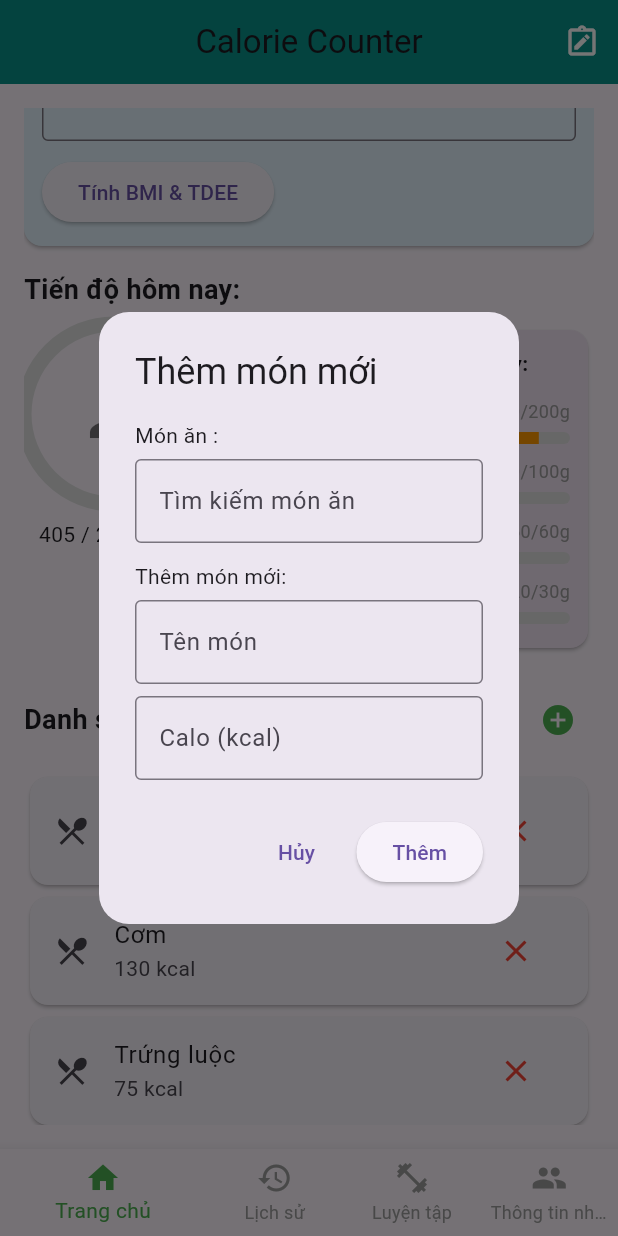
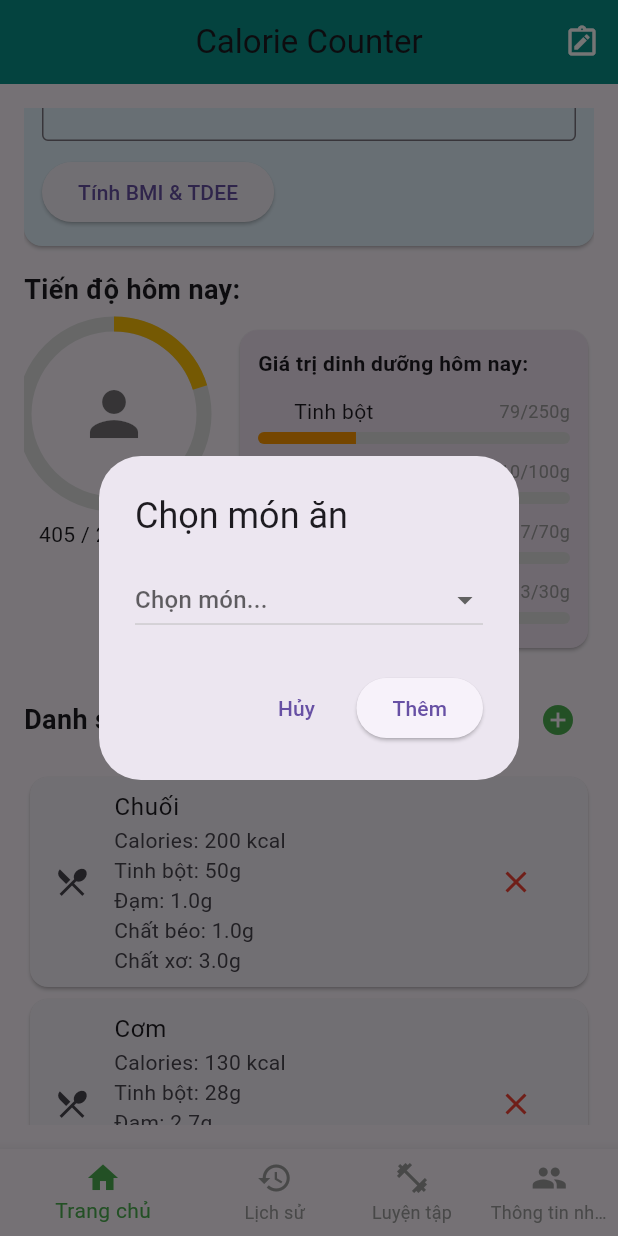
Before and after one commit to phuonglinh000/2025_LTTBDD_N04_Nhom_25, a Flutter app: the screen it shows after launch, scrolled down 576 dp, after a tap on the "add circle" icon, on a phone screen of 412 x 824 dp. Run offline on Flutter 3.47's test engine with Material 3 defaults, Android fonts, the phone set to English and light mode, and no system bars; our stand-ins replace fl_chart.

Commit message:
sửa thanh dinh dưỡng

```diff
--- a/calories/lib/man_hinh_chinh.dart
+++ b/calories/lib/man_hinh_chinh.dart
@@ -24,7 +24,11 @@
   late ScrollController
   _scrollController;
 
-final int totalDays = DateTime(DateTime.now().year, DateTime.now().month + 1, 0).day;
+  final int totalDays = DateTime(
+    DateTime.now().year,
+    DateTime.now().month + 1,
+    0,
+  ).day;
 
   @override
   void initState() {
@@ -110,8 +114,11 @@
             itemCount: totalDays,
             itemBuilder: (context, index) {
               final day = index + 1;
-              final date = DateTime(DateTime.now().year, DateTime.now().month, day);
-
+              final date = DateTime(
+                DateTime.now().year,
+                DateTime.now().month,
+                day,
+              );
 
               final isSelected =
                   date.year ==
@@ -160,30 +167,47 @@
                         ),
                   ),
                   child: Column(
-  mainAxisAlignment: MainAxisAlignment.center,
+                    mainAxisAlignment:
+                        MainAxisAlignment
+                            .center,
                     children: [
                       Text(
-      _getShortWeekday(date.weekday),
+                        _getShortWeekday(
+                          date.weekday,
+                        ),
                         style: TextStyle(
-        color: isSelected ? Colors.white : Colors.black54,
+                          color:
+                              isSelected
+                              ? Colors
+                                    .white
+                              : Colors
+                                    .black54,
                           fontSize: 12,
-        fontWeight: FontWeight.w500,
+                          fontWeight:
+                              FontWeight
+                                  .w500,
                         ),
                       ),
-    const SizedBox(height: 4),
+                      const SizedBox(
+                        height: 4,
+                      ),
                       Text(
                         '$day',
                         style: TextStyle(
-        color: isSelected ? Colors.white : Colors.black,
-        fontWeight: FontWeight.bold,
+                          color:
+                              isSelected
+                              ? Colors
+                                    .white
+                              : Colors
+                                    .black,
+                          fontWeight:
+                              FontWeight
+                                  .bold,
                           fontSize: 16,
                         ),
                       ),
                     ],
                   ),
-
-
-
                 ),
               );
             },
@@ -219,12 +243,9 @@
 
   final List<Map<String, dynamic>>
   _meals = [
-    {'name': 'Chuối', 'calories': 200},
-    {'name': 'Cơm', 'calories': 130},
-    {
-      'name': 'Trứng luộc',
-      'calories': 75,
-    },
+    {'name': 'Chuối', 'calories': 200, 'carbs': 50, 'protein': 1.0, 'fat': 1.0, 'fiber': 3.0},
+  {'name': 'Cơm', 'calories': 130, 'carbs': 28, 'protein': 2.7, 'fat': 0.3, 'fiber': 0.4},
+  {'name': 'Trứng luộc', 'calories': 75, 'carbs': 0.5, 'protein': 6.0, 'fat': 5.3, 'fiber': 0.0},
 ];
 
   final TextEditingController
@@ -387,6 +408,47 @@
           : 0.0;
       final displayProgress = progress
           .clamp(0.0, 1.0);
+      final double totalCarbs = _meals
+          .fold(
+            0.0,
+            (sum, item) =>
+                sum +
+                ((item['carbs'] ?? 0)
+                    as num),
+          )
+          .toDouble();
+      final double totalProtein = _meals
+          .fold(
+            0.0,
+            (sum, item) =>
+                sum +
+                ((item['protein'] ?? 0)
+                    as num),
+          )
+          .toDouble();
+      final double totalFat = _meals
+          .fold(
+            0.0,
+            (sum, item) =>
+                sum +
+                ((item['fat'] ?? 0)
+                    as num),
+          )
+          .toDouble();
+      final double totalFiber = _meals
+          .fold(
+            0.0,
+            (sum, item) =>
+                sum +
+                ((item['fiber'] ?? 0)
+                    as num),
+          )
+          .toDouble();
+
+      final double goalCarbs = 250;
+      final double goalProtein = 100;
+      final double goalFat = 70;
+      final double goalFiber = 30;
 
       return Column(
         crossAxisAlignment:
@@ -693,29 +755,33 @@
                         ),
                         _thanhdinhduong(
                           'Tinh bột',
-                          180,
-                          200,
+                          totalCarbs,
+                          goalCarbs,
                           Colors.orange,
                         ),
+
                         _thanhdinhduong(
                           'Đạm',
-                          70,
-                          100,
+                          totalProtein,
+                          goalProtein,
                           Colors.green,
                         ),
+
                         _thanhdinhduong(
                           'Chất béo',
-                          50,
-                          60,
+                          totalFat,
+                          goalFat,
                           Colors
                               .pinkAccent,
                         ),
+
                         _thanhdinhduong(
                           'Chất xơ',
-                          20,
-                          30,
+                          totalFiber,
+                          goalFiber,
                           Colors.teal,
                         ),
+
                       ],
                     ),
                   ),
@@ -768,8 +834,15 @@
                   title: Text(
                     meal['name'],
                   ),
-                  subtitle: Text(
-                    '${meal['calories']} kcal',
+                  subtitle: Column(
+                    crossAxisAlignment: CrossAxisAlignment.start,
+                    children: [
+                      Text('Calories: ${meal['calories']} kcal'),
+                      Text('Tinh bột: ${meal['carbs'] ?? 0}g'),
+                      Text('Đạm: ${meal['protein'] ?? 0}g'),
+                      Text('Chất béo: ${meal['fat'] ?? 0}g'),
+                      Text('Chất xơ: ${meal['fiber'] ?? 0}g'),
+                    ],
                   ),
                   trailing: IconButton(
                     icon: const Icon(
@@ -881,122 +954,166 @@
   }
 
   void _themmonan() {
-  String newMealName = '';
-  String newCalories = '';
-  final List<Map<String, dynamic>> availableMeals = [
-    {'name': 'Cơm', 'calories': 130},
-    {'name': 'Phở bò', 'calories': 400},
-    {'name': 'Trứng luộc', 'calories': 75},
-    {'name': 'Chuối', 'calories': 200},
-    {'name': 'Sữa tươi', 'calories': 150},
-    {'name': 'Bánh mì', 'calories': 250},
-    {'name': 'Cá hồi', 'calories': 300},
-    {'name': 'Cà chua', 'calories': 300},
-    {'name': 'Chè đỗ đen', 'calories': 420},
-    {'name': 'Cá ba sa', 'calories': 300},
-    {'name': 'Thịt lợn rang', 'calories': 150},
-    {'name': 'Cà chua', 'calories': 300},
-    {'name': 'Dưa chuột', 'calories': 15},
-    {'name': 'Trà sữa', 'calories': 450},
-    {'name': 'Cà phê đen', 'calories': 50},
-    {'name': 'Thịt bò xào', 'calories': 250},
-    {'name': 'Thịt lợn thăn', 'calories': 300},
-    {'name': 'Thịt nạc vai', 'calories': 300},
-    {'name': 'Lạc rang', 'calories': 300},
-    {'name': 'Ổi', 'calories': 300},
-    {'name': 'Cá chim', 'calories': 300},
-    {'name': 'Cá trê', 'calories': 300},
-    {'name': 'Cua', 'calories': 300},
-    {'name': 'Tôm', 'calories': 300},
-    {'name': 'Nước cam', 'calories': 300},
-    {'name': 'Bánh mì', 'calories': 300},
+    final List<Map<String, dynamic>>
+    availableMeals = [
+      {
+        'name': 'Cơm',
+        'calories': 130,
+        'carbs': 28.0,
+        'protein': 2.5,
+        'fat': 0.3,
+        'fiber': 0.2,
+      },
+      {
+        'name': 'Phở bò',
+        'calories': 400,
+        'carbs': 45.0,
+        'protein': 20.0,
+        'fat': 10.0,
+        'fiber': 2.0,
+      },
+      {
+        'name': 'Trứng luộc',
+        'calories': 75,
+        'carbs': 0.6,
+        'protein': 6.3,
+        'fat': 5.3,
+        'fiber': 0.0,
+      },
+      {
+        'name': 'Chuối',
+        'calories': 200,
+        'carbs': 50.0,
+        'protein': 1.0,
+        'fat': 1.0,
+        'fiber': 3.0,
+      },
+      {
+        'name': 'Sữa tươi',
+        'calories': 150,
+        'carbs': 12.0,
+        'protein': 8.0,
+        'fat': 8.0,
+        'fiber': 0.0,
+      },
+      {
+        'name': 'Bánh mì',
+        'calories': 250,
+        'carbs': 45.0,
+        'protein': 8.0,
+        'fat': 3.0,
+        'fiber': 2.0,
+      },
+      {
+        'name': 'Cá hồi',
+        'calories': 300,
+        'carbs': 0.0,
+        'protein': 25.0,
+        'fat': 20.0,
+        'fiber': 0.0,
+      },
+      {
+        'name': 'Cà chua',
+        'calories': 30,
+        'carbs': 7.0,
+        'protein': 1.0,
+        'fat': 0.2,
+        'fiber': 1.5,
+      },
+      {
+        'name': 'Chè đỗ đen',
+        'calories': 420,
+        'carbs': 80.0,
+        'protein': 10.0,
+        'fat': 5.0,
+        'fiber': 6.0,
+      },
+      {
+        'name': 'Lạc rang',
+        'calories': 300,
+        'carbs': 8.0,
+        'protein': 13.0,
+        'fat': 25.0,
+        'fiber': 3.0,
+      },
+      {
+        'name': 'Ổi',
+        'calories': 80,
+        'carbs': 14.0,
+        'protein': 1.0,
+        'fat': 0.5,
+        'fiber': 5.0,
+      },
+    ];
 
-  ];
+    String? selectedMealName;
 
     showDialog(
       context: context,
-    builder: (context) {
-      return StatefulBuilder(
+      builder: (BuildContext context) {
+        return AlertDialog(
+          title: const Text(
+            'Chọn món ăn',
+          ),
+          content: StatefulBuilder(
             builder: (context, setStateDialog) {
-          return AlertDialog(
-            shape: RoundedRectangleBorder(
-              borderRadius: BorderRadius.circular(20),
+              return DropdownButton<
+                String
+              >(
+                value: selectedMealName,
+                hint: const Text(
+                  'Chọn món...',
                 ),
-            title: const Text('Thêm món mới'),
-            content: SingleChildScrollView(
-              child: Column(
-                mainAxisSize: MainAxisSize.min,
-                crossAxisAlignment: CrossAxisAlignment.start,
-                children: [
-                  const Text('Món ăn :'),
-                  const SizedBox(height: 6),
-                  Autocomplete<Map<String, dynamic>>(
-                    displayStringForOption: (meal) =>
-                        '${meal['name']} (${meal['calories']} kcal)',
-                    optionsBuilder:
-                        (TextEditingValue textEditingValue) {
-                      if (textEditingValue.text.isEmpty) {
-                        return const Iterable<Map<String, dynamic>>.empty();
-                      }
-                      return availableMeals.where((meal) => meal['name']
-                          .toLowerCase()
-                          .contains(textEditingValue.text.toLowerCase()));
-                    },
-                    onSelected: (meal) {
+                isExpanded: true,
+                items: availableMeals.map((
+                  meal,
+                ) {
+                  return DropdownMenuItem<
+                    String
+                  >(
+                    value:
+                        meal['name']
+                            as String,
+                    child: Text(
+                      meal['name']
+                          as String,
+                    ),
+                  );
+                }).toList(),
+                onChanged: (value) {
                   setStateDialog(() {
-                        newMealName = meal['name'];
-                        newCalories = meal['calories'].toString();
+                    selectedMealName =
+                        value;
                   });
                 },
-                    fieldViewBuilder: (context, controller, focusNode, onEditingComplete) {
-                      return TextField(
-                        controller: controller,
-                        focusNode: focusNode,
-                        decoration: const InputDecoration(
-                          labelText: 'Tìm kiếm món ăn',
-                          border: OutlineInputBorder(),
-                        ),
               );
             },
           ),
-                  const SizedBox(height: 12),
-                  const Text('Thêm món mới:'),
-                  const SizedBox(height: 6),
-                  TextField(
-                    decoration: const InputDecoration(
-                      labelText: 'Tên món',
-                      border: OutlineInputBorder(),
-                    ),
-                    onChanged: (value) => newMealName = value,
-                  ),
-                  const SizedBox(height: 8),
-                  TextField(
-                    decoration: const InputDecoration(
-                      labelText: 'Calo (kcal)',
-                      border: OutlineInputBorder(),
-                    ),
-                    keyboardType: TextInputType.number,
-                    onChanged: (value) => newCalories = value,
-                  ),
-                ],
-              ),
-            ),
           actions: [
             TextButton(
-                onPressed: () => Navigator.pop(context),
+              onPressed: () {
+                Navigator.pop(context);
+              },
               child: const Text('Hủy'),
             ),
             ElevatedButton(
               onPressed: () {
-                  if (newMealName.isNotEmpty && newCalories.isNotEmpty) {
+                if (selectedMealName !=
+                    null) {
+                  final selectedMeal =
+                      availableMeals.firstWhere(
+                        (meal) =>
+                            meal['name'] ==
+                            selectedMealName,
+                      );
+
                   setState(() {
-                      _meals.add({
-                        'name': newMealName,
-                        'calories': int.tryParse(newCalories) ?? 0,
+                    _meals.add(
+                      selectedMeal,
+                    );
                   });
-                    });
+                }
                 Navigator.pop(context);
-                  }
               },
               child: const Text('Thêm'),
             ),
@@ -1004,10 +1121,7 @@
         );
       },
     );
-    },
-  );
   }
-
 
   Widget _thanhdinhduong(
     String name,
```
Lines whose indentation alone changed are shown as unchanged.
